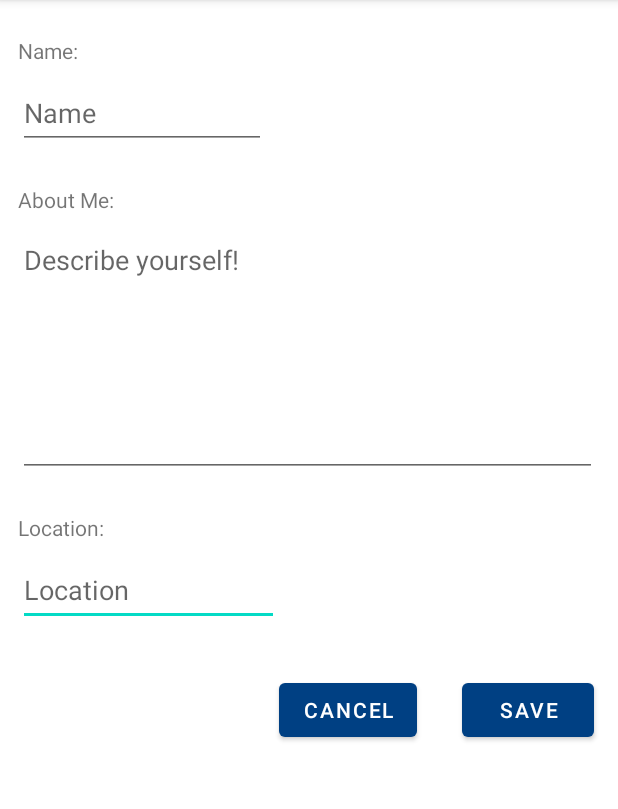
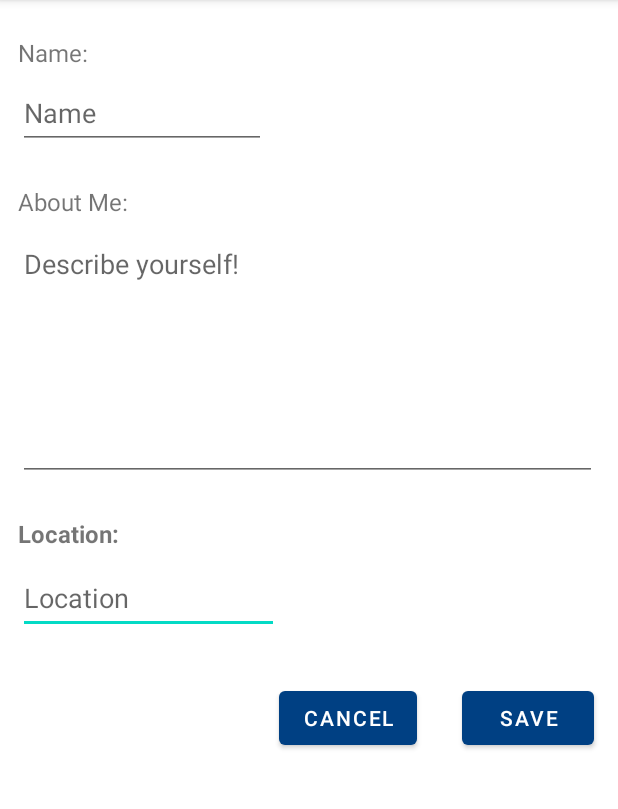
Before and after one commit to vp811/finalproject, an Android app: the screen it shows after launch (EditUserProfileActivity), on a phone screen of 412 x 824 dp, the part 84-893 px from its top. Run offline under Robolectric (Android 15) with nearby library versions, the phone set to English and light mode, and no system bars; our stand-ins replace navigation-ui.

Commit message:
styled edit profile fragment

```diff
--- a/app/src/main/res/layout/activity_user_edit_user_profile.xml
+++ b/app/src/main/res/layout/activity_user_edit_user_profile.xml
@@ -13,6 +13,7 @@
         android:layout_marginStart="12dp"
         android:layout_marginTop="24dp"
         android:text="Name:"
+        android:textSize="16sp"
         app:layout_constraintStart_toStartOf="parent"
         app:layout_constraintTop_toTopOf="parent" />
 
@@ -22,6 +23,8 @@
         android:layout_height="wrap_content"
         android:layout_marginTop="24dp"
         android:text="Location:"
+        android:textSize="16sp"
+        android:textStyle="bold"
         app:layout_constraintStart_toStartOf="@+id/inputAboutMe"
         app:layout_constraintTop_toBottomOf="@+id/inputAboutMe" />
 
@@ -31,6 +34,7 @@
         android:layout_height="wrap_content"
         android:layout_marginTop="24dp"
         android:text="About Me:"
+        android:textSize="16sp"
         app:layout_constraintStart_toStartOf="@+id/inputNameBox"
         app:layout_constraintTop_toBottomOf="@+id/inputNameBox" />
 
```
